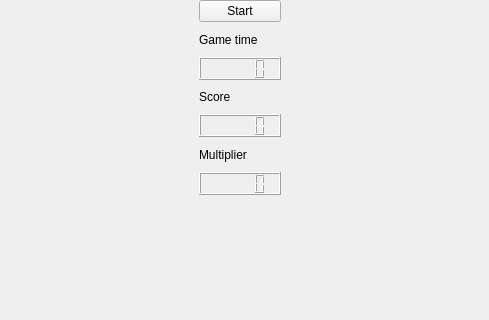
Above: Game/mainwindow.ui from kyllik/nysse before the change; both pictures show x 311 to 800 and y 0 to 320 of the 800 by 600 pixel window. Below: the same form after it.
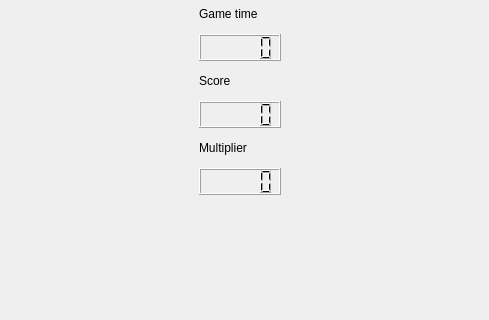
That is the form after the change.

```diff
--- a/Game/mainwindow.ui
+++ b/Game/mainwindow.ui
@@ -40,13 +40,6 @@
      </rect>
     </property>
     <layout class="QVBoxLayout" name="verticalLayout_3">
-     <item>
-      <widget class="QPushButton" name="startButton">
-       <property name="text">
-        <string>Start</string>
-       </property>
-      </widget>
-     </item>
      <item>
       <widget class="QLabel" name="label">
        <property name="text">
```
Left out of the diff: 2 changed lines with no effect on the pictures.
